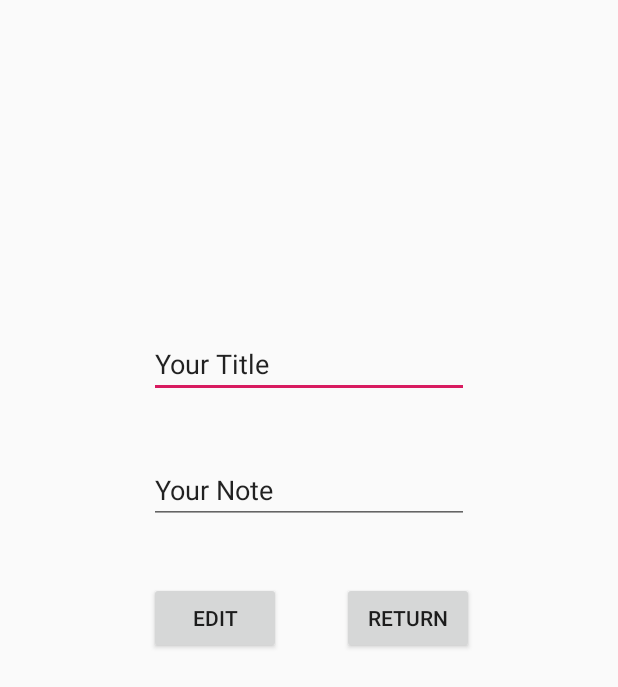
After one commit to narturk/android-Hw4, an Android app: the EditNote screen opened directly, with no data from a screen before it, on a phone screen of 412 x 824 dp. The commit adds this screen. Shown: the top 687 px of the screen. Run offline under Robolectric (Android 15) with nearby library versions, the phone set to English and light mode, and no system bars.

Commit message:
second and thired pages

```diff
--- /dev/null
+++ b/kotelMania/app/src/main/java/com/example/kotelmania/EditNote.java
@@ -0,0 +1,79 @@
+package com.example.kotelmania;
+
+import android.content.Intent;
+import android.database.Cursor;
+import android.support.v7.app.AppCompatActivity;
+import android.os.Bundle;
+import android.util.Log;
+import android.view.View;
+import android.widget.Button;
+import android.widget.TextView;
+
+import java.util.ArrayList;
+
+public class EditNote extends AppCompatActivity {
+
+    public DBHelper dbHelper;
+    public TextView title_tv;
+    public TextView content_tv;
+    public Button btn1;
+    public Button btn2;
+
+    @Override
+    protected void onCreate(Bundle savedInstanceState) {
+        super.onCreate(savedInstanceState);
+        setContentView(R.layout.activity_edit_note);
+
+        Intent intent = getIntent();
+        int index = intent.getIntExtra("index", 0);
+
+        dbHelper = DBHelper.getHelper(this);
+        Cursor ret = dbHelper.getAllData();
+
+        int id=0;
+        String title="";
+        String content="";
+        String status="";
+        String date="";
+        String[] columns = ret.getColumnNames();
+        while (ret.moveToNext()){
+            if(Integer.parseInt(ret.getString(0)) == index+1 ) {
+                for (int i = 0; i < columns.length; i++) {
+                    switch (i) {
+                        case 0:
+                            id = Integer.parseInt(ret.getString(i));
+                        case 1:
+                            title = ret.getString(i);
+                        case 2:
+                            content = ret.getString(i);
+                        case 3:
+                            status = ret.getString(i);
+                        case 4:
+                            date = ret.getString(i);
+                    }
+                }
+            }
+        }
+
+        title_tv = (TextView) findViewById(R.id.edit_NoteTitle);
+        content_tv = (TextView) findViewById(R.id.edit_NoteText);
+        btn1 = (Button) findViewById(R.id.edit_AddNote);
+        btn2 = (Button) findViewById(R.id.edit_return);
+
+        title_tv.setText(title);
+        content_tv.setText(content);
+
+        btn1.setOnClickListener(new View.OnClickListener() {
+            @Override
+            public void onClick(View v) {
+
+            }
+        });
+
+        btn2.setOnClickListener(new View.OnClickListener() {
+            @Override
+            public void onClick(View v) {
+            }
+        });
+    }
+}
--- a/kotelMania/app/src/main/java/com/example/kotelmania/ui/login/LoginActivity.java
+++ b/kotelMania/app/src/main/java/com/example/kotelmania/ui/login/LoginActivity.java
@@ -14,8 +14,10 @@
 import android.view.KeyEvent;
 import android.view.View;
 import android.view.inputmethod.EditorInfo;
+import android.widget.ArrayAdapter;
 import android.widget.Button;
 import android.widget.EditText;
+import android.widget.ListView;
 import android.widget.ProgressBar;
 import android.widget.TextView;
 import android.widget.Toast;
--- /dev/null
+++ b/kotelMania/app/src/main/res/layout/activity_edit_note.xml
@@ -0,0 +1,69 @@
+<?xml version="1.0" encoding="utf-8"?>
+<android.support.constraint.ConstraintLayout xmlns:android="http://schemas.android.com/apk/res/android"
+    xmlns:app="http://schemas.android.com/apk/res-auto"
+    xmlns:tools="http://schemas.android.com/tools"
+    android:layout_width="match_parent"
+    android:layout_height="match_parent"
+    tools:context=".EditNote">
+
+    <EditText
+        android:id="@+id/edit_NoteTitle"
+        android:layout_width="wrap_content"
+        android:layout_height="wrap_content"
+        android:layout_alignParentStart="true"
+        android:layout_alignParentTop="true"
+        android:layout_alignParentEnd="true"
+        android:layout_alignParentBottom="true"
+        android:layout_marginTop="220dp"
+        android:ems="10"
+        app:layout_constraintEnd_toEndOf="parent"
+        app:layout_constraintStart_toStartOf="parent"
+        app:layout_constraintTop_toTopOf="parent" />
+
+    <EditText
+        android:id="@+id/edit_NoteText"
+        android:layout_width="wrap_content"
+        android:layout_height="wrap_content"
+        android:layout_alignParentStart="true"
+        android:layout_alignParentTop="true"
+        android:layout_alignParentEnd="true"
+        android:layout_alignParentBottom="true"
+        android:layout_marginTop="8dp"
+        android:layout_marginBottom="8dp"
+        android:ems="10"
+        app:layout_constraintBottom_toTopOf="@+id/edit_AddNote"
+        app:layout_constraintEnd_toEndOf="parent"
+        app:layout_constraintStart_toStartOf="parent"
+        app:layout_constraintTop_toBottomOf="@+id/edit_NoteTitle" />
+
+    <Button
+        android:id="@+id/edit_AddNote"
+        android:layout_width="wrap_content"
+        android:layout_height="wrap_content"
+        android:layout_alignParentStart="true"
+        android:layout_alignParentTop="true"
+        android:layout_alignParentEnd="true"
+        android:layout_alignParentBottom="true"
+        android:layout_marginStart="8dp"
+        android:layout_marginTop="8dp"
+        android:layout_marginBottom="8dp"
+        android:text="edit"
+        app:layout_constraintBottom_toBottomOf="parent"
+        app:layout_constraintEnd_toStartOf="@+id/edit_return"
+        app:layout_constraintHorizontal_bias="0.694"
+        app:layout_constraintStart_toStartOf="parent"
+        app:layout_constraintTop_toTopOf="parent" />
+
+    <Button
+        android:id="@+id/edit_return"
+        android:layout_width="wrap_content"
+        android:layout_height="wrap_content"
+        android:layout_marginTop="8dp"
+        android:layout_marginEnd="96dp"
+        android:layout_marginBottom="8dp"
+        app:layout_constraintBottom_toBottomOf="parent"
+        app:layout_constraintEnd_toEndOf="parent"
+        app:layout_constraintTop_toTopOf="parent"
+        android:text="return"/>
+
+</android.support.constraint.ConstraintLayout>
--- a/kotelMania/app/src/main/res/layout/activity_list.xml
+++ b/kotelMania/app/src/main/res/layout/activity_list.xml
@@ -11,7 +11,7 @@
         android:layout_width="0dp"
         android:layout_height="wrap_content"
         android:layout_marginBottom="8dp"
-        android:text="Button"
+        android:text="Add note"
         app:layout_constraintBottom_toBottomOf="parent"
         app:layout_constraintEnd_toEndOf="parent"
         app:layout_constraintHorizontal_bias="1.0"
```
Also changed, not shown: kotelMania/app/src/main/AndroidManifest.xml (+14 -4 lines), kotelMania/app/src/main/java/com/example/kotelmania/AddNote.java (added, +54 -0 lines), kotelMania/app/src/main/java/com/example/kotelmania/CustomAdapter.java (added, +59 -0 lines), kotelMania/app/src/main/java/com/example/kotelmania/DBHelper.java (+17 -3 lines), kotelMania/app/src/main/java/com/example/kotelmania/Note.java (+16 -0 lines), kotelMania/app/src/main/java/com/example/kotelmania/listActivity.java (+73 -5 lines), kotelMania/app/src/main/res/drawable/border.xml (added, +15 -0 lines), kotelMania/app/src/main/res/drawable/ic_edit_black_24dp.xml (added, +9 -0 lines), kotelMania/app/src/main/res/drawable/ic_email_black_24dp.xml (added, +9 -0 lines), kotelMania/app/src/main/res/layout/activity_add_note.xml (added, +66 -0 lines), kotelMania/app/src/main/res/layout/row_listview.xml (added, +44 -0 lines).
